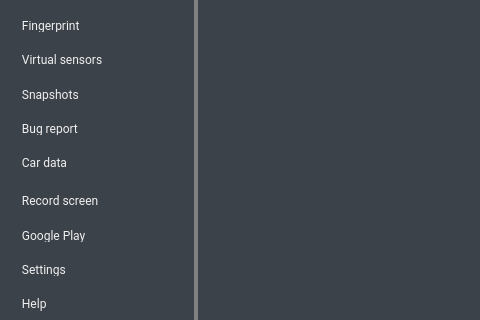
Qt form android/android-emu/android/skin/qt/extended.ui (aosp-mirror/platform_external_qemu) before a commit; both pictures show x 0 to 480 and y 280 to 600 of the 820 by 600 pixel window.
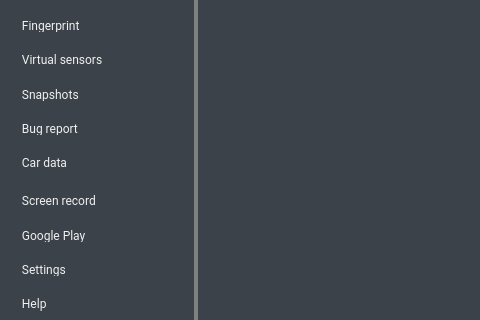
The same form after that commit. Icons and pictures are not drawn. Custom widgets are drawn as their Qt base class.

Commit message: [record] Change "Record screen" to "Screen record".

```diff
--- a/android/android-emu/android/skin/qt/extended.ui
+++ b/android/android-emu/android/skin/qt/extended.ui
@@ -1007,7 +1007,7 @@
 padding: 10px 0px 10px 16px;</string>
         </property>
         <property name="text">
-         <string>  Record screen</string>
+         <string>  Screen record</string>
         </property>
         <property name="icon">
          <iconset resource="resources.qrc">
```
The commit also changes 1 other file.
